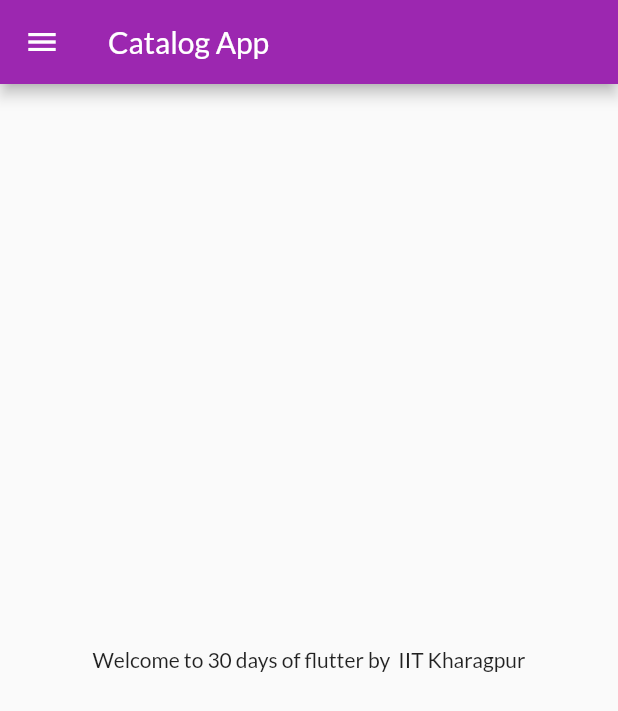
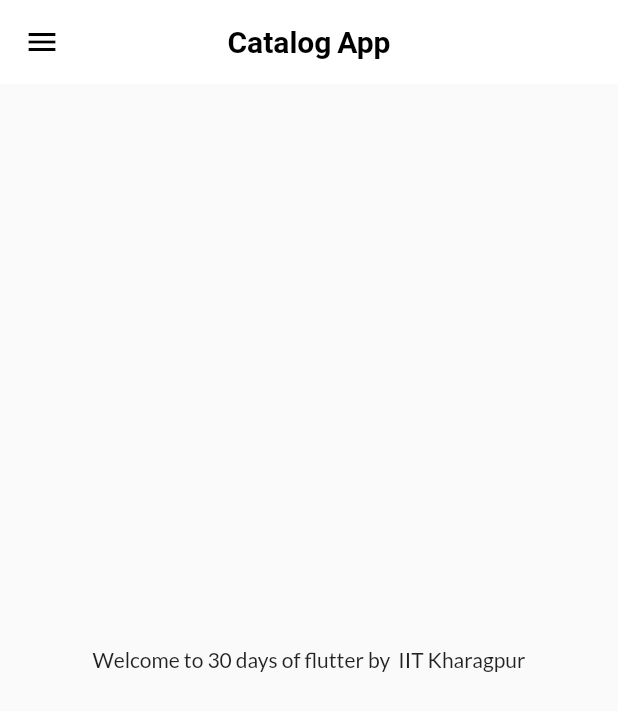
Before and after one commit to Shubham5213/30DaysOfFlutter, a Flutter app: the screen it shows after launch, on a phone screen of 412 x 824 dp. Shown: the top 711 px of the screen. Run offline on Flutter 3.47's test engine with Material 2 defaults, Android fonts, the phone set to English and light mode, and no system bars; our stand-ins replace google_fonts.

Commit message:
theme extracted

```diff
--- a/lib/main.dart
+++ b/lib/main.dart
@@ -1,5 +1,6 @@
 import 'package:first_app/pages/home_page.dart';
 import 'package:first_app/pages/login_page.dart';
+import 'package:first_app/widgets/themes.dart';
 // import 'package:first_app/utils/routes.dart';
 import 'package:flutter/material.dart';
 import 'package:google_fonts/google_fonts.dart';
@@ -16,14 +17,9 @@ class MyApp extends StatelessWidget {
     return MaterialApp(
       // home: HomePage(),
       themeMode: ThemeMode.light,
-      theme: ThemeData(
-        primarySwatch: Colors.purple,
-        fontFamily: GoogleFonts.lato().fontFamily,
-      ),
+      theme: MyTheme.lightTheme(context),
       debugShowCheckedModeBanner: false,
-      darkTheme: ThemeData(
-        brightness: Brightness.dark,
-      ),
+      darkTheme: MyTheme.darkTheme(context),
       initialRoute: '/home',
       routes: {
         "/": (context) => const LoginPage(),
--- a/lib/pages/home_page.dart
+++ b/lib/pages/home_page.dart
@@ -10,7 +10,10 @@ class HomePage extends StatelessWidget {
     const String name = " IIT Kharagpur";
     return Scaffold(
       appBar: AppBar(
-        title: Text("Catalog App"),
+        title: Text(
+          "Catalog App",
+        ),
+        centerTitle: true,
       ),
       body: Center(
         child: Container(
--- /dev/null
+++ b/lib/widgets/themes.dart
@@ -0,0 +1,25 @@
+import 'package:flutter/material.dart';
+
+import 'package:flutter/material.dart';
+import 'package:google_fonts/google_fonts.dart';
+
+class MyTheme {
+  static ThemeData lightTheme(BuildContext context) => ThemeData(
+        primarySwatch: Colors.purple,
+        fontFamily: GoogleFonts.lato().fontFamily,
+        appBarTheme: AppBarTheme(
+          color: Colors.white,
+          elevation: 0.0,
+          iconTheme: IconThemeData(color: Colors.black),
+          titleTextStyle: TextStyle(
+            fontSize: 20.0,
+            color: Colors.black,
+            fontWeight: FontWeight.w600,
+          ),
+        ),
+      );
+
+  static ThemeData darkTheme(BuildContext context) => ThemeData(
+        brightness: Brightness.dark,
+      );
+}
```
